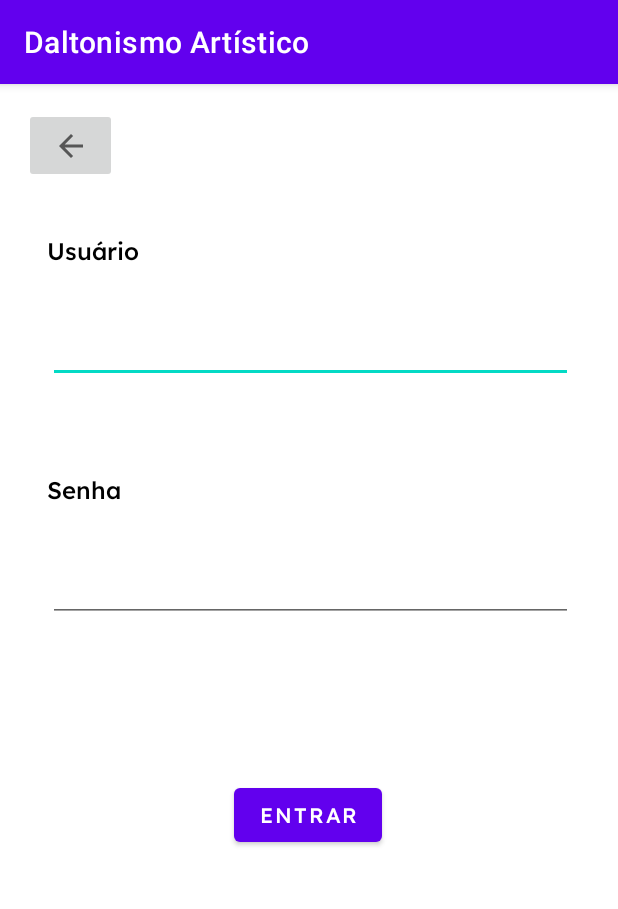
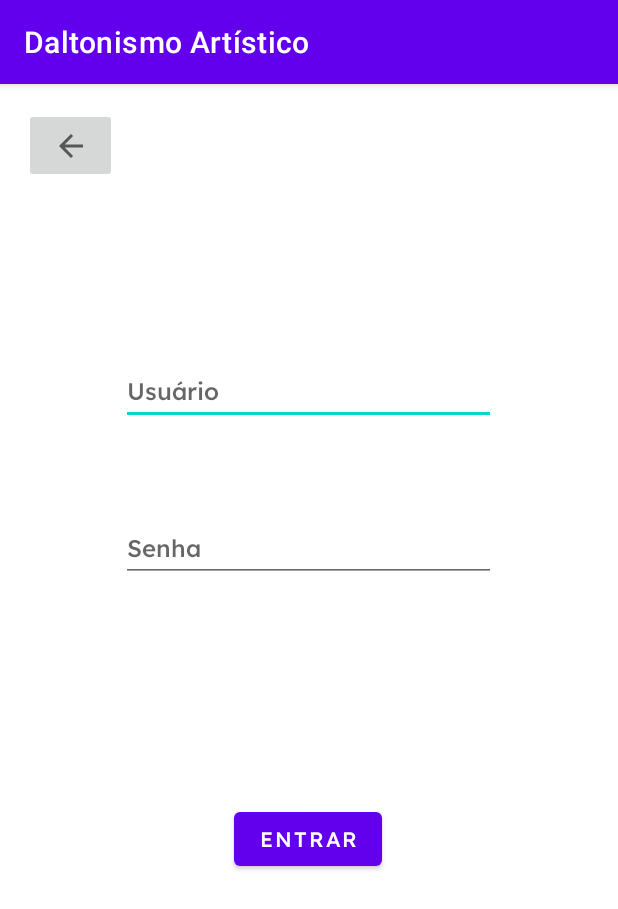
Before and after one commit to Ian-LS-Cesar/DaltonismoArtistico, an Android app: the TelaLogin screen opened directly, with no data from a screen before it, on a phone screen of 412 x 824 dp. Shown: the top 909 px of the screen. Run offline under Robolectric (Android 15) with nearby library versions, the phone set to English and light mode, and no system bars.

```diff
--- a/app/src/main/res/layout/tela_login.xml
+++ b/app/src/main/res/layout/tela_login.xml
@@ -17,66 +17,46 @@
         android:text="Entrar"
         app:layout_constraintBottom_toBottomOf="parent"
         app:layout_constraintEnd_toEndOf="parent"
+        app:layout_constraintHorizontal_bias="0.0"
         app:layout_constraintStart_toStartOf="parent"
-        app:layout_constraintTop_toBottomOf="@+id/textoSenha" />
+        app:layout_constraintTop_toBottomOf="@+id/textoSenha"
+        app:layout_constraintVertical_bias="0.959" />
 
     <EditText
         android:id="@+id/textoLogin"
-        android:layout_width="350dp"
-        android:layout_height="70dp"
+        android:layout_width="250dp"
+        android:layout_height="45dp"
         android:layout_marginStart="30dp"
-        android:layout_marginTop="8dp"
+        android:layout_marginTop="182dp"
         android:layout_marginEnd="30dp"
-        android:ems="10"
-        android:inputType="text"
-        app:layout_constraintEnd_toEndOf="parent"
-        app:layout_constraintHorizontal_bias="1.0"
-        app:layout_constraintStart_toStartOf="parent"
-        app:layout_constraintTop_toBottomOf="@+id/tituloLogin" />
-
-    <TextView
-        android:id="@+id/tituloLogin"
-        android:layout_width="wrap_content"
-        android:layout_height="wrap_content"
-        android:layout_marginTop="100dp"
+        android:layout_marginBottom="59dp"
         android:ems="10"
         android:fontFamily="@font/lexend_medium"
-        android:text="Usuário"
-        android:textColor="#000000"
+        android:hint="Usuário"
+        android:inputType="text"
         android:textSize="16sp"
+        app:layout_constraintBottom_toTopOf="@+id/textoSenha"
         app:layout_constraintEnd_toEndOf="parent"
-        app:layout_constraintHorizontal_bias="0.148"
+        app:layout_constraintHorizontal_bias="0.495"
         app:layout_constraintStart_toStartOf="parent"
         app:layout_constraintTop_toTopOf="parent" />
 
-    <TextView
-        android:id="@+id/tituloSenha"
-        android:layout_width="wrap_content"
-        android:layout_height="wrap_content"
-        android:layout_marginTop="60dp"
+    <EditText
+        android:id="@+id/textoSenha"
+        android:layout_width="250dp"
+        android:layout_height="45dp"
+        android:layout_marginStart="30dp"
+        android:layout_marginTop="59dp"
+        android:layout_marginEnd="30dp"
         android:ems="10"
         android:fontFamily="@font/lexend_medium"
-        android:text="Senha"
-        android:textColor="#000000"
+        android:hint="Senha"
+        android:inputType="textPassword"
         android:textSize="16sp"
         app:layout_constraintEnd_toEndOf="parent"
-        app:layout_constraintHorizontal_bias="0.148"
+        app:layout_constraintHorizontal_bias="0.495"
         app:layout_constraintStart_toStartOf="parent"
         app:layout_constraintTop_toBottomOf="@+id/textoLogin" />
-
-    <EditText
-        android:id="@+id/textoSenha"
-        android:layout_width="350dp"
-        android:layout_height="70dp"
-        android:layout_marginStart="30dp"
-        android:layout_marginTop="8dp"
-        android:layout_marginEnd="30dp"
-        android:ems="10"
-        android:inputType="textPassword"
-        app:layout_constraintEnd_toEndOf="parent"
-        app:layout_constraintHorizontal_bias="1.0"
-        app:layout_constraintStart_toStartOf="parent"
-        app:layout_constraintTop_toBottomOf="@+id/tituloSenha" />
 
     <ImageButton
         android:id="@+id/botaoVoltarHome"
@@ -85,14 +65,11 @@
         android:layout_marginStart="16dp"
         android:layout_marginTop="16dp"
         android:layout_marginEnd="325dp"
-        android:layout_marginBottom="26dp"
         android:contentDescription="@string/retornar_para_tela_home"
-        app:layout_constraintBottom_toTopOf="@+id/tituloLogin"
         app:layout_constraintEnd_toEndOf="parent"
         app:layout_constraintHorizontal_bias="0.0"
         app:layout_constraintStart_toStartOf="parent"
         app:layout_constraintTop_toTopOf="parent"
-        app:layout_constraintVertical_bias="0.0"
         app:srcCompat="?attr/homeAsUpIndicator" />
 
 </androidx.constraintlayout.widget.ConstraintLayout>
```
Also changed, not shown: app/src/main/AndroidManifest.xml (+9 -0 lines), app/src/main/java/com/example/trabalhonarak/Tela_Admin.kt (+11 -3 lines), app/src/main/java/com/example/trabalhonarak/Tela_Inserir_Obra.kt (added, +126 -0 lines), app/src/main/res/layout/admin_tela.xml (+14 -0 lines), app/src/main/res/layout/tela_inserir_obra.xml (added, +105 -0 lines).
